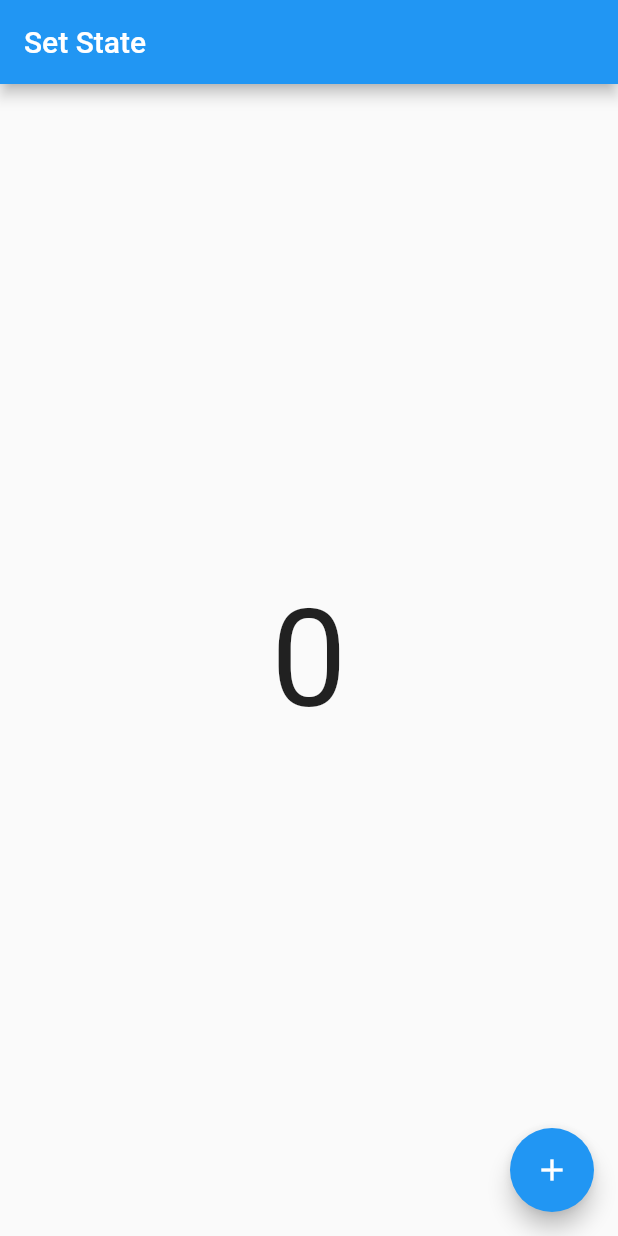
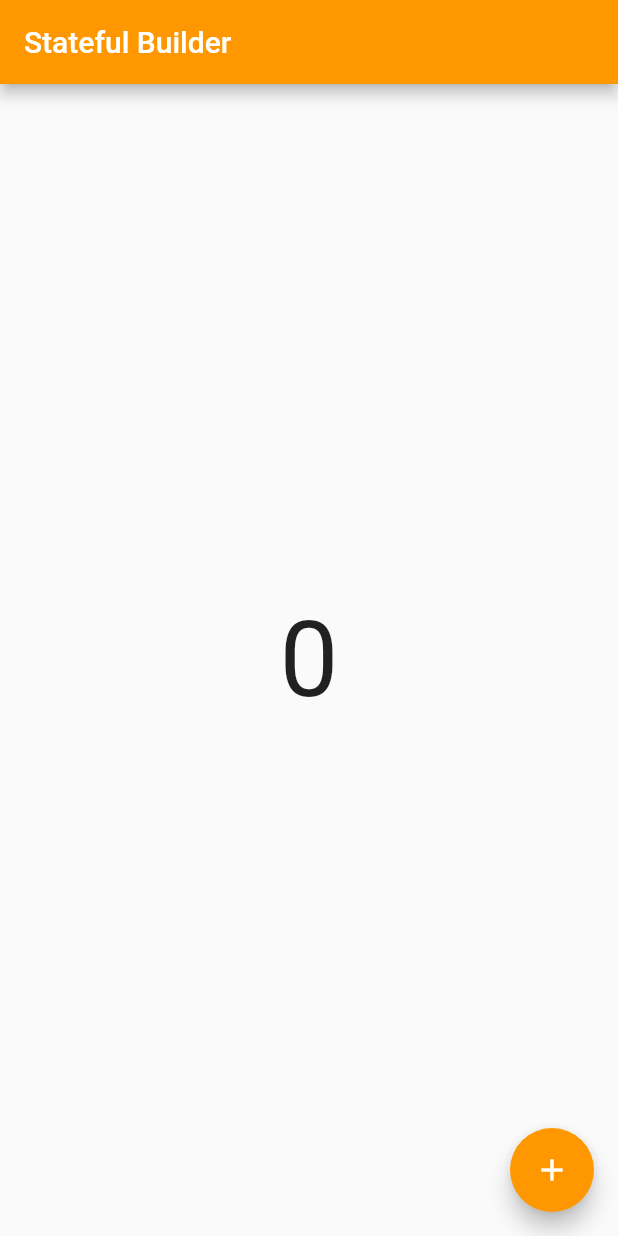
Before and after one commit to samrat19/flutter_state_management, a Flutter app: the screen it shows after launch, on a phone screen of 412 x 824 dp. Run offline on Flutter 3.47's test engine with Material 2 defaults, Android fonts, the phone set to English and light mode, and no system bars.

Commit message:
implements Stateful Builder

```diff
--- /dev/null
+++ b/lib/StateManagement/my_stateful_builder.dart
@@ -0,0 +1,31 @@
+import 'package:flutter/material.dart';
+
+class MyStatefulBuilder extends StatelessWidget {
+
+  int digit = 0;
+
+  @override
+  Widget build(BuildContext context) {
+    return StatefulBuilder(
+      builder: (BuildContext context, StateSetter setState) => Scaffold(
+        appBar: AppBar(
+          backgroundColor: Colors.orange,
+          title: Text('Stateful Builder'),
+        ),
+        floatingActionButton: FloatingActionButton(
+          child: Icon(Icons.add),
+          backgroundColor: Colors.orange,
+          onPressed: () => setState(() => digit++),
+        ),
+        body: Center(
+          child: Text(
+            digit.toString(),
+            style: TextStyle(
+              fontSize: 70.0,
+            ),
+          ),
+        ),
+      ),
+    );
+  }
+}
--- a/lib/main.dart
+++ b/lib/main.dart
@@ -1,9 +1,12 @@
 import 'package:flutter/material.dart';
 import 'package:flutter_state_management/StateManagement/my_set_state.dart';
 
+import 'StateManagement/my_stateful_builder.dart';
+
 main() => runApp(MaterialApp(
-  initialRoute: 'set-state',
+  initialRoute: 'state-ful-builder',
   routes: {
     'set-state': (_) => MySetState(),
+    'state-ful-builder': (_) => MyStatefulBuilder(),
   },
 ),);
```
